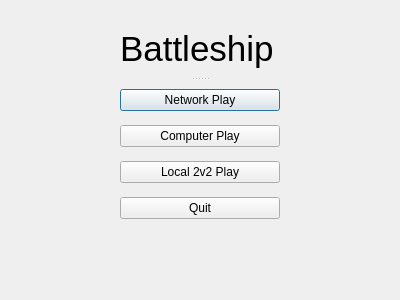
Before: the Qt Designer form InitialWindow.ui in rc2524/Battleship-game, drawn with Qt 5.
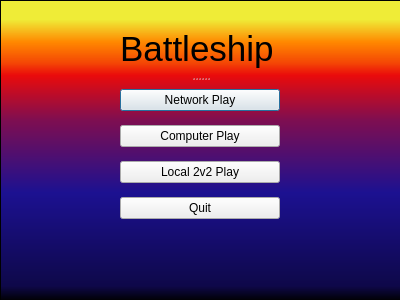
After: the same form once the commit is applied.

Commit message: Background Fixed for Battleship-game.pro

```diff
--- a/InitialWindow.ui
+++ b/InitialWindow.ui
@@ -74,6 +74,27 @@
     </layout>
    </widget>
   </widget>
+  <widget class="QFrame" name="frame">
+   <property name="geometry">
+    <rect>
+     <x>0</x>
+     <y>0</y>
+     <width>401</width>
+     <height>301</height>
+    </rect>
+   </property>
+   <property name="styleSheet">
+    <string notr="true">background-color: qlineargradient(spread:pad, x1:0, y1:1, x2:0, y2:0, stop:0 rgba(0, 0, 0, 255), stop:0.05 rgba(14, 8, 73, 255), stop:0.36 rgba(28, 17, 145, 255), stop:0.6 rgba(126, 14, 81, 255), stop:0.75 rgba(234, 11, 11, 255), stop:0.79 rgba(244, 70, 5, 255), stop:0.86 rgba(255, 136, 0, 255), stop:0.935 rgba(239, 236, 55, 255));</string>
+   </property>
+   <property name="frameShape">
+    <enum>QFrame::StyledPanel</enum>
+   </property>
+   <property name="frameShadow">
+    <enum>QFrame::Raised</enum>
+   </property>
+  </widget>
+  <zorder>frame</zorder>
+  <zorder>splitter</zorder>
  </widget>
  <resources/>
  <connections/>
```
